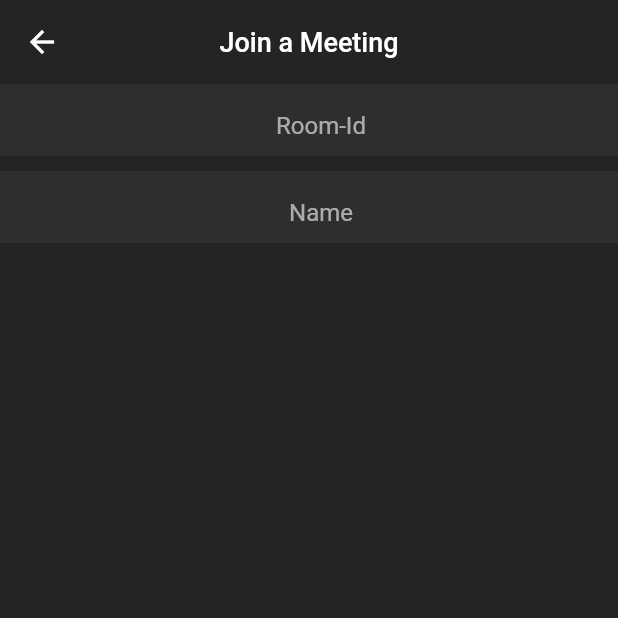
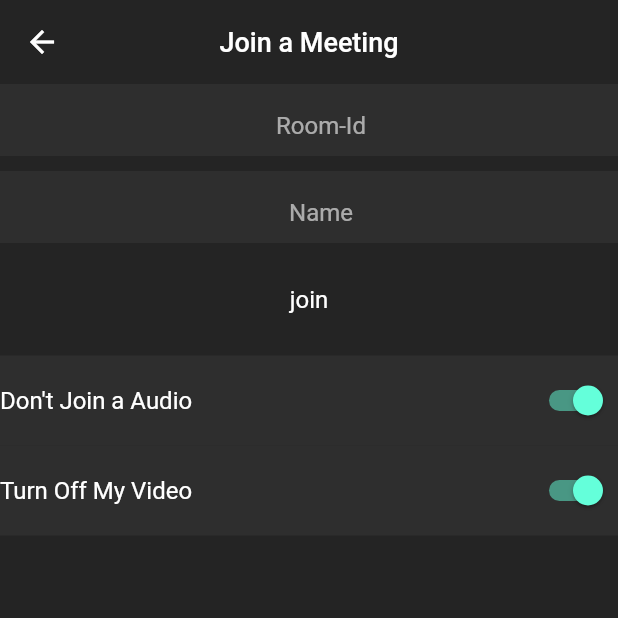
Before and after one commit to sanjay2310/zoom_meeting, a Flutter app: the VideoCallScreen screen opened by its route, on a phone screen of 412 x 824 dp, the top half of it. Run offline on Flutter 3.47's test engine with Material 2 defaults, Android fonts, the phone set to English and light mode, and no system bars; our stand-ins replace cloud_firestore, firebase_auth, firebase_core, google_sign_in; missing offline and left inert: jitsi_meet_v1; accounts and stored records are empty; network calls fail.

Commit message:
logout and join meeting

```diff
--- a/lib/resource/jitsi_meet_method.dart
+++ b/lib/resource/jitsi_meet_method.dart
@@ -2,9 +2,11 @@ import 'package:jitsi_meet_v1/feature_flag/feature_flag.dart';
 import 'package:jitsi_meet_v1/jitsi_meet.dart';
 
 import 'package:zoom_fake1/resource/auth_method.dart';
+import 'package:zoom_fake1/resource/firbase_method.dart';
 
 class JitsiMeetMethods {
   final AuthMethods _authMethods = AuthMethods();
+  final FirestoreMethods _firestoreMethods = FirestoreMethods();
 
   void createMeeting({
     required String roomName,
@@ -29,6 +31,7 @@ class JitsiMeetMethods {
         ..userAvatarURL = _authMethods.user.photoURL
         ..audioMuted = isAudioMuted
         ..videoMuted = isVideoMuted;
+      _firestoreMethods.addToMeetingHistory(roomName);
 
       await JitsiMeet.joinMeeting(options);
     } catch (error) {
--- a/lib/screens/video_call_screen.dart
+++ b/lib/screens/video_call_screen.dart
@@ -1,5 +1,10 @@
 import 'package:flutter/material.dart';
+import 'package:jitsi_meet_v1/jitsi_meet.dart';
+import 'package:zoom_fake1/resource/auth_method.dart';
+import 'package:zoom_fake1/resource/jitsi_meet_method.dart';
+import 'package:zoom_fake1/screens/meeting_screen.dart';
 import 'package:zoom_fake1/utils/colors.dart';
+import 'package:zoom_fake1/widgets/meeting_option.dart';
 
 class VideoCallScreen extends StatefulWidget {
   const VideoCallScreen({super.key});
@@ -9,13 +14,33 @@ class VideoCallScreen extends StatefulWidget {
 }
 
 class _VideoCallScreenState extends State<VideoCallScreen> {
+  final JitsiMeetMethods _jitsiMeetMethods = JitsiMeetMethods();
+  final AuthMethods _authMethod = AuthMethods();
   late TextEditingController meetingIdController;
   late TextEditingController nameController;
+  bool isAudioMuted = true;
+  bool isVideoMuted = true;
   @override
   void initState() {
     meetingIdController = TextEditingController();
-    nameController = TextEditingController();
+    nameController = TextEditingController(text: _authMethod.user.displayName);
     super.initState();
+  }
+
+  @override
+  void dispose() {
+    super.dispose();
+    meetingIdController.dispose();
+    nameController.dispose();
+    JitsiMeet.removeAllListeners();
+  }
+
+  _joinMeeting() {
+    _jitsiMeetMethods.createMeeting(
+        roomName: meetingIdController.text,
+        isAudioMuted: isAudioMuted,
+        isVideoMuted: isVideoMuted,
+        username: nameController.text);
   }
 
   @override
@@ -61,9 +86,43 @@ class _VideoCallScreenState extends State<VideoCallScreen> {
               hintText: 'Name',
               contentPadding: EdgeInsets.fromLTRB(16, 8, 0, 0),
             ),
-          )
+          ),
+          const SizedBox(
+            height: 20,
+          ),
+          InkWell(
+            onTap: _joinMeeting,
+            child: const Padding(
+              padding: EdgeInsets.all(8),
+              child: Text(
+                'join',
+                style: TextStyle(fontSize: 16),
+              ),
+            ),
+          ),
+          const SizedBox(height: 20),
+          MeetingOption(
+              text: 'Don\'t Join a Audio',
+              isMuted: isAudioMuted,
+              onChange: onAudioMuted),
+          MeetingOption(
+              text: 'Turn Off My Video',
+              isMuted: isVideoMuted,
+              onChange: onVideoMuted)
         ],
       ),
     );
   }
+
+  onAudioMuted(bool val) {
+    setState(() {
+      isAudioMuted = val;
+    });
+  }
+
+  onVideoMuted(bool val) {
+    setState(() {
+      isVideoMuted = val;
+    });
+  }
 }
--- /dev/null
+++ b/lib/widgets/meeting_option.dart
@@ -0,0 +1,32 @@
+import 'package:flutter/material.dart';
+import 'package:zoom_fake1/utils/colors.dart';
+
+class MeetingOption extends StatelessWidget {
+  final String text;
+  final bool isMuted;
+  final Function(bool) onChange;
+
+  const MeetingOption(
+      {super.key,
+      required this.text,
+      required this.isMuted,
+      required this.onChange});
+
+  @override
+  Widget build(BuildContext context) {
+    return Container(
+      height: 60,
+      color: secondaryBackgroundColor,
+      child: Row(
+        mainAxisAlignment: MainAxisAlignment.spaceBetween,
+        children: [
+          Text(
+            text,
+            style: const TextStyle(fontSize: 16),
+          ),
+          Switch(value: isMuted, onChanged: onChange)
+        ],
+      ),
+    );
+  }
+}
--- a/pubspec.yaml
+++ b/pubspec.yaml
@@ -40,6 +40,7 @@ dependencies:
   firebase_core: ^2.9.0
   google_sign_in: ^6.1.0
   jitsi_meet_v1: ^5.0.0
+  intl: ^0.17.0
 
 dev_dependencies:
   flutter_test:
```
Also changed, not shown: lib/resource/auth_method.dart (+8 -0 lines), lib/resource/firbase_method.dart (added, +28 -0 lines), lib/screens/history_meeting.dart (+27 -3 lines), lib/screens/home_screens.dart (+6 -3 lines), pubspec.lock.
